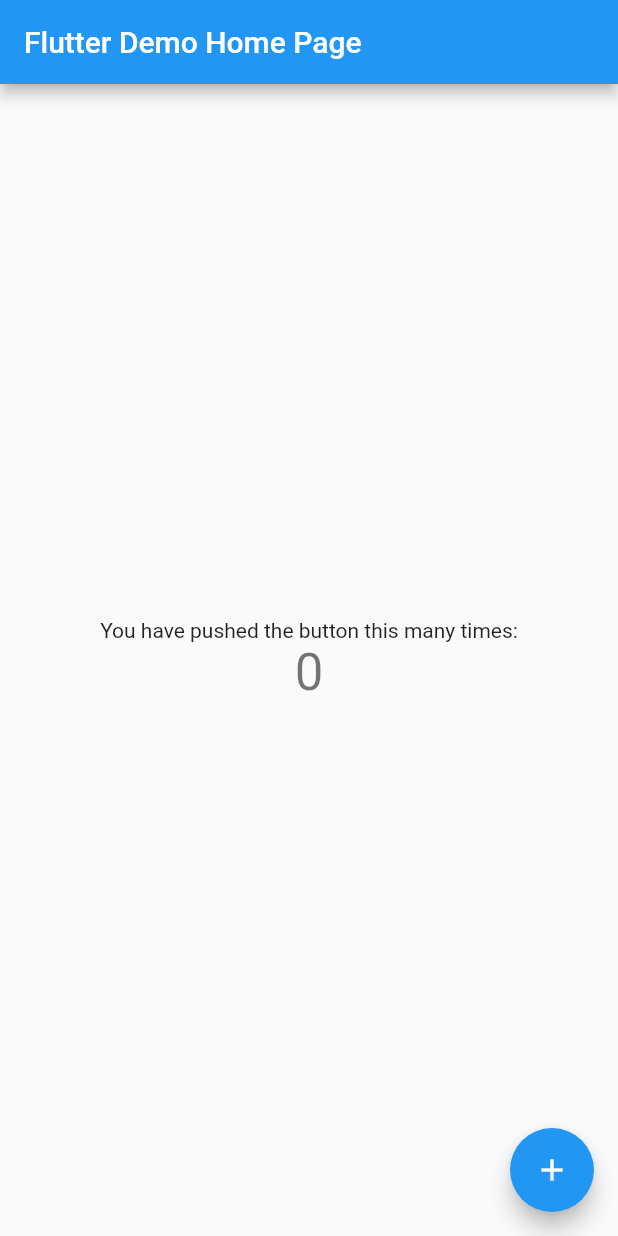
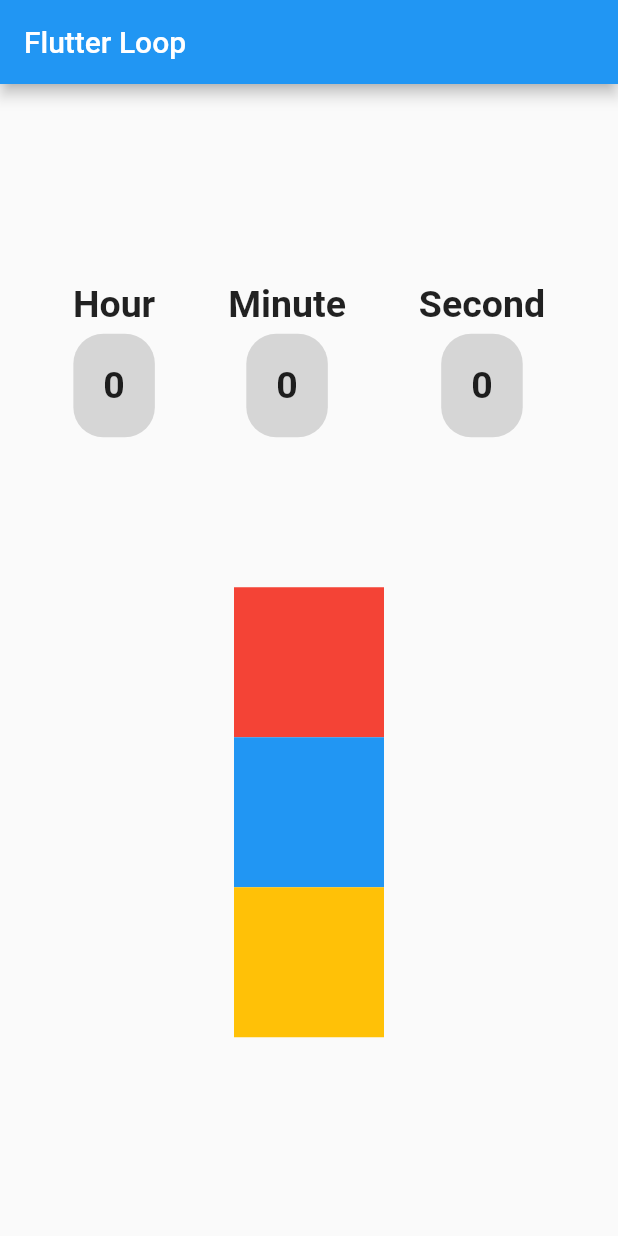
Before and after one commit to veeery/flutter_loop, a Flutter app: the screen it shows after launch, on a phone screen of 412 x 824 dp. Run offline on Flutter 3.47's test engine with Material 2 defaults, Android fonts, the light colour scheme and no system bars; our stand-ins replace get.

Commit message:
add: Timer

```diff
--- /dev/null
+++ b/lib/home_screen.dart
@@ -0,0 +1,82 @@
+import 'package:flutter/material.dart';
+import 'package:flutter_loop/timer_card.dart';
+import 'package:flutter_loop/timer_controller.dart';
+import 'package:get/get.dart';
+
+class HomeScreen extends StatelessWidget {
+  HomeScreen({Key? key}) : super(key: key);
+
+  final TimerController timerController = Get.put(TimerController());
+
+  @override
+  Widget build(BuildContext context) {
+    return Scaffold(
+      appBar: AppBar(
+        title: const Text('Flutter Loop'),
+      ),
+      body: Center(
+        child: Column(
+          mainAxisAlignment: MainAxisAlignment.center,
+          children: [
+            buildTimerWidget(),
+          ],
+        ),
+      ),
+    );
+  }
+
+  Widget buildTimerWidget() {
+    return Column(
+      children: [
+        Obx(() {
+          return Row(
+            mainAxisAlignment: MainAxisAlignment.spaceEvenly,
+            children: [
+              TimerCard(nameTimer: 'Hour',indicatorTimer: '${timerController.hour}'),
+              TimerCard(nameTimer: 'Minute',indicatorTimer: '${timerController.minute}'),
+              TimerCard(nameTimer: 'Second',indicatorTimer: '${timerController.second}')
+            ],
+          );
+        }),
+        // GetBuilder<TimerController>(
+        //   builder: (_) {
+        //     return Row(
+        //       mainAxisAlignment: MainAxisAlignment.spaceEvenly,
+        //       children: [
+        //         TimerCard(nameTimer: 'Hour',indicatorTimer: '${timerController.hour}'),
+        //         TimerCard(nameTimer: 'Minute',indicatorTimer: '${timerController.minute}'),
+        //         TimerCard(nameTimer: 'Second',indicatorTimer: '${timerController.second}')
+        //       ],
+        //     );
+        //   },
+        // ),
+        SizedBox(height: 100),
+        GestureDetector(
+          onTap: () => timerController.startTimer(),
+          child: Container(
+            color: Colors.red,
+            width: 100,
+            height: 100,
+          ),
+        ),
+        GestureDetector(
+          onTap: () => timerController.resetTime(),
+          child: Container(
+            color: Colors.blue,
+            width: 100,
+            height: 100,
+          ),
+        ),
+        GestureDetector(
+          onTap: () => timerController.stopTimer(),
+          child: Container(
+            color: Colors.amber,
+            width: 100,
+            height: 100,
+          ),
+        )
+
+      ],
+    );
+  }
+}
--- a/lib/main.dart
+++ b/lib/main.dart
@@ -1,4 +1,5 @@
 import 'package:flutter/material.dart';
+import 'package:flutter_loop/home_screen.dart';
 
 void main() {
   runApp(const MyApp());
@@ -7,39 +8,20 @@
 class MyApp extends StatelessWidget {
   const MyApp({super.key});
 
-  // This widget is the root of your application.
   @override
   Widget build(BuildContext context) {
     return MaterialApp(
       title: 'Flutter Demo',
       theme: ThemeData(
-        // This is the theme of your application.
-        //
-        // Try running your application with "flutter run". You'll see the
-        // application has a blue toolbar. Then, without quitting the app, try
-        // changing the primarySwatch below to Colors.green and then invoke
-        // "hot reload" (press "r" in the console where you ran "flutter run",
-        // or simply save your changes to "hot reload" in a Flutter IDE).
-        // Notice that the counter didn't reset back to zero; the application
-        // is not restarted.
         primarySwatch: Colors.blue,
       ),
-      home: const MyHomePage(title: 'Flutter Demo Home Page'),
+      home: HomeScreen(),
     );
   }
 }
 
 class MyHomePage extends StatefulWidget {
   const MyHomePage({super.key, required this.title});
-
-  // This widget is the home page of your application. It is stateful, meaning
-  // that it has a State object (defined below) that contains fields that affect
-  // how it looks.
-
-  // This class is the configuration for the state. It holds the values (in this
-  // case the title) provided by the parent (in this case the App widget) and
-  // used by the build method of the State. Fields in a Widget subclass are
-  // always marked "final".
 
   final String title;
 
@@ -52,49 +34,23 @@
 
   void _incrementCounter() {
     setState(() {
-      // This call to setState tells the Flutter framework that something has
-      // changed in this State, which causes it to rerun the build method below
-      // so that the display can reflect the updated values. If we changed
-      // _counter without calling setState(), then the build method would not be
-      // called again, and so nothing would appear to happen.
       _counter++;
     });
   }
 
   @override
   Widget build(BuildContext context) {
-    // This method is rerun every time setState is called, for instance as done
-    // by the _incrementCounter method above.
-    //
-    // The Flutter framework has been optimized to make rerunning build methods
-    // fast, so that you can just rebuild anything that needs updating rather
-    // than having to individually change instances of widgets.
     return Scaffold(
       appBar: AppBar(
-        // Here we take the value from the MyHomePage object that was created by
-        // the App.build method, and use it to set our appbar title.
         title: Text(widget.title),
       ),
       body: Center(
-        // Center is a layout widget. It takes a single child and positions it
-        // in the middle of the parent.
         child: Column(
-          // Column is also a layout widget. It takes a list of children and
-          // arranges them vertically. By default, it sizes itself to fit its
-          // children horizontally, and tries to be as tall as its parent.
-          //
-          // Invoke "debug painting" (press "p" in the console, choose the
-          // "Toggle Debug Paint" action from the Flutter Inspector in Android
-          // Studio, or the "Toggle Debug Paint" command in Visual Studio Code)
-          // to see the wireframe for each widget.
-          //
-          // Column has various properties to control how it sizes itself and
-          // how it positions its children. Here we use mainAxisAlignment to
-          // center the children vertically; the main axis here is the vertical
-          // axis because Columns are vertical (the cross axis would be
-          // horizontal).
           mainAxisAlignment: MainAxisAlignment.center,
           children: <Widget>[
+
+
+
             const Text(
               'You have pushed the button this many times:',
             ),
--- /dev/null
+++ b/lib/timer_card.dart
@@ -0,0 +1,33 @@
+import 'package:flutter/material.dart';
+
+class TimerCard extends StatelessWidget {
+  final String indicatorTimer;
+  final String nameTimer;
+
+  const TimerCard({
+    super.key,
+    required this.indicatorTimer,
+    required this.nameTimer,
+  });
+
+  @override
+  Widget build(BuildContext context) {
+    return Column(
+      children: [
+        Text(
+          nameTimer,
+          style: const TextStyle(fontSize: 25, fontWeight: FontWeight.bold),
+        ),
+        const SizedBox(height: 5),
+        Container(
+          decoration: BoxDecoration(color: Colors.grey[350], borderRadius: BorderRadius.circular(20)),
+          padding: const EdgeInsets.symmetric(horizontal: 20, vertical: 20),
+          child: Text(
+            indicatorTimer,
+            style: const TextStyle(fontSize: 25, fontWeight: FontWeight.bold),
+          ),
+        )
+      ],
+    );
+  }
+}
--- /dev/null
+++ b/lib/timer_controller.dart
@@ -0,0 +1,64 @@
+import 'dart:async';
+
+import 'package:flutter/material.dart';
+import 'package:get/get.dart';
+
+class TimerController extends GetxController {
+  Duration duration = const Duration();
+
+  RxInt second = 0.obs;
+  RxInt minute = 0.obs;
+  RxInt hour = 0.obs;
+
+  RxBool isTimerRunning = false.obs;
+
+  Timer? timer;
+
+  startTimer() {
+    debugPrint('Timer Start');
+    timer = Timer.periodic(const Duration(seconds: 1), (timer) {
+      incrementTime();
+      update();
+    });
+  }
+
+  void resetTime() {
+    duration = const Duration();
+    second = 0.obs;
+    minute = 0.obs;
+    hour = 0.obs;
+    update();
+  }
+
+  void stopTimer() {
+    timer?.cancel();
+    triggeredTimerStatus();
+    update();
+  }
+
+  void incrementTime() {
+    int intervalSecond = 1;
+    triggeredTimerStatus();
+
+    second.value = duration.inSeconds + intervalSecond;
+    duration = Duration(seconds: second.value);
+
+    if (second.value >= 3) {
+      duration = const Duration(seconds: 0);
+      minute.value += 1;
+      if (minute.value >= 59) {
+        duration = const Duration(seconds: 0, minutes: 0);
+        hour.value += 1;
+        // no days
+      }
+    }
+
+    update();
+  }
+
+
+  triggeredTimerStatus() {
+    isTimerRunning.value != isTimerRunning.value;
+    update();
+  }
+}
--- a/pubspec.yaml
+++ b/pubspec.yaml
@@ -30,7 +30,7 @@
 dependencies:
   flutter:
     sdk: flutter
-
+  get:
 
   # The following adds the Cupertino Icons font to your application.
   # Use with the CupertinoIcons class for iOS style icons.
```
Also changed, not shown: pubspec.lock.
